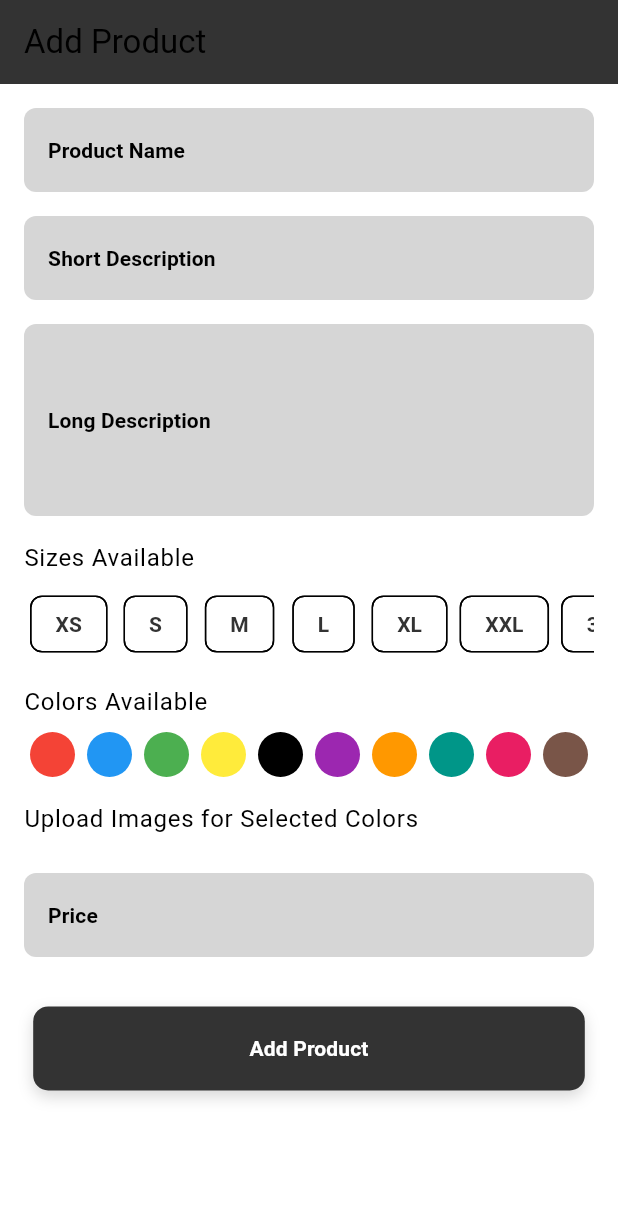
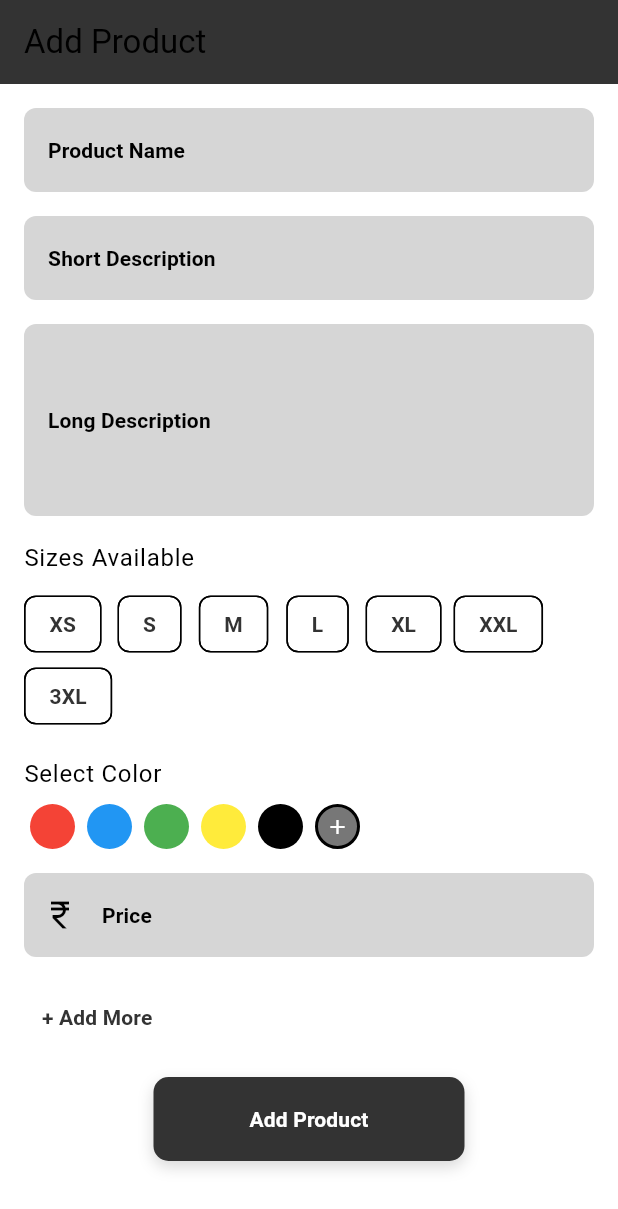
Before and after one commit to aman0-007/trendwave, a Flutter app: the screen it shows after launch, after a tap on "Add Product", on a phone screen of 412 x 824 dp. Shown: the top 1209 px of the screen. Run offline on Flutter 3.47's test engine with Material 3 defaults, Android fonts, the phone set to English and light mode, and no system bars; our stand-ins replace flutter_colorpicker, image_picker, sqflite; accounts and stored records are empty; Roboto replaces fonts that are missing (Poppins).

Commit message:
adproduct page

```diff
--- a/lib/admin/addProduct.dart
+++ b/lib/admin/addProduct.dart
@@ -15,25 +15,23 @@ class _AddProductPageState extends State<AddProductPage> {
   final _shortDescriptionController = TextEditingController();
   final _longDescriptionController = TextEditingController();
   final _priceController = TextEditingController();
+  final ImagePicker _picker = ImagePicker();
 
   final List<String> sizes = ["XS", "S", "M", "L", "XL", "XXL", "3XL"];
-  Set<String> selectedSizes = {};
+  Map<String, int> sizeQuantities = {};
 
   final List<Color> availableColors = [
     Colors.red, Colors.blue, Colors.green, Colors.yellow, Colors.black,
-    Colors.purple, Colors.orange, Colors.teal, Colors.pink, Colors.brown
   ];
-  Set<Color> selectedColors = {};
-  Map<Color, List<File>> colorImages = {}; // Multiple images per color
+  Color? selectedColor;
+  List<File> colorImages = [];
 
+  final List<Map<String, dynamic>> products = [];
   bool _isButtonPressed = false;
-  final ImagePicker _picker = ImagePicker();
 
   @override
   Widget build(BuildContext context) {
     final theme = Theme.of(context);
-    final screenWidth = MediaQuery.of(context).size.width;
-    final screenHeight = MediaQuery.of(context).size.height;
 
     return Scaffold(
       appBar: AppBar(
@@ -70,157 +68,76 @@ class _AddProductPageState extends State<AddProductPage> {
 
               Text('Sizes Available', style: theme.textTheme.bodyLarge),
               const SizedBox(height: 8),
-              SingleChildScrollView(
-                scrollDirection: Axis.horizontal,
-                child: Row(
-                  children: sizes.map((size) {
-                    return Padding(
-                      padding: const EdgeInsets.symmetric(horizontal: 4.0),
-                      child: ChoiceChip(
-                        label: Text(size),
-                        selected: selectedSizes.contains(size),
-                        onSelected: (isSelected) {
-                          setState(() {
-                            isSelected ? selectedSizes.add(size) : selectedSizes.remove(size);
-                          });
-                        },
-                        selectedColor: theme.colorScheme.primary.withOpacity(0.2),
-                        labelStyle: TextStyle(
-                          color: selectedSizes.contains(size)
-                              ? theme.colorScheme.primary
-                              : theme.textTheme.bodySmall?.color,
-                        ),
-                      ),
-                    );
-                  }).toList(),
-                ),
-              ),
+              _buildSizeSelection(theme),
               const SizedBox(height: 16),
 
-              Text('Colors Available', style: theme.textTheme.bodyLarge),
+              Text('Select Color', style: theme.textTheme.bodyLarge),
               const SizedBox(height: 8),
-              SingleChildScrollView(
-                scrollDirection: Axis.horizontal,
-                child: Row(
-                  children: [
-                    ...availableColors.map((color) {
-                      return GestureDetector(
-                        onTap: () {
-                          setState(() {
-                            if (selectedColors.contains(color)) {
-                              selectedColors.remove(color);
-                              colorImages.remove(color);
-                            } else {
-                              selectedColors.add(color);
-                              colorImages[color] = [];
-                            }
-                          });
-                        },
-                        child: Container(
-                          width: 30,
-                          height: 30,
-                          margin: const EdgeInsets.symmetric(horizontal: 4.0),
-                          decoration: BoxDecoration(
-                            color: color,
-                            shape: BoxShape.circle,
-                            border: Border.all(
-                              color: selectedColors.contains(color)
-                                  ? theme.colorScheme.primary
-                                  : Colors.transparent,
-                              width: 2,
-                            ),
-                          ),
-                        ),
-                      );
-                    }).toList(),
-                    GestureDetector(
-                      onTap: () => _pickColor(),
-                      child: Container(
-                        width: 30,
-                        height: 30,
-                        margin: const EdgeInsets.symmetric(horizontal: 4.0),
-                        decoration: BoxDecoration(
-                          color: theme.colorScheme.secondary,
-                          shape: BoxShape.circle,
-                          border: Border.all(
-                            color: Colors.black,
-                            width: 2,
-                          ),
-                        ),
-                        child: const Icon(Icons.add, color: Colors.white, size: 16),
-                      ),
-                    ),
-                  ],
-                ),
-              ),
+              _buildColorPicker(theme),
               const SizedBox(height: 16),
 
-              Text('Upload Images for Selected Colors', style: theme.textTheme.bodyLarge),
-              const SizedBox(height: 8),
+              if (selectedColor != null)
                 Column(
-                children: selectedColors.map((color) {
-                  return Column(
                   crossAxisAlignment: CrossAxisAlignment.start,
                   children: [
-                      Row(
-                        children: [
-                          Container(
-                            width: 30,
-                            height: 30,
-                            margin: const EdgeInsets.only(right: 8.0),
-                            decoration: BoxDecoration(
-                              color: color,
-                              shape: BoxShape.circle,
-                            ),
-                          ),
+                    Text('Upload Images for Selected Color', style: theme.textTheme.bodyLarge),
+                    const SizedBox(height: 8),
                     ElevatedButton(
-                            onPressed: () => _pickImageForColor(color),
-                            child: Text(
-                              'Upload Image',
-                            ),
-                          ),
-                        ],
+                      onPressed: _pickImages,
+                      child: const Text('Upload Images'),
                     ),
                     const SizedBox(height: 8),
                     Wrap(
                       spacing: 8.0,
                       runSpacing: 8.0,
-                        children: colorImages[color]?.map((imageFile) {
-                          return Image.file(
+                      children: colorImages
+                          .map((imageFile) => Stack(
+                        children: [
+                          Image.file(
                             imageFile,
                             width: 50,
                             height: 50,
-                          );
-                        }).toList() ?? [],
+                          ),
+                          Positioned(
+                            right: -10,
+                            top: -10,
+                            child: IconButton(
+                              icon: const Icon(Icons.cancel, color: Colors.red),
+                              onPressed: () => _removeImage(imageFile),
+                            ),
                           ),
                         ],
-                  );
-                }).toList(),
+                      ))
+                          .toList(),
                     ),
                     const SizedBox(height: 16),
+                  ],
+                ),
 
               _buildTextField(
                 label: 'Price',
                 controller: _priceController,
                 theme: theme,
                 keyboardType: TextInputType.number,
+                prefixIcon: const Icon(Icons.currency_rupee),
               ),
-              SizedBox(height: screenHeight * 0.04,),
+              const SizedBox(height: 16),
+
+              TextButton(
+                onPressed: _addMore,
+                child: const Text('+ Add More'),
+              ),
+              const SizedBox(height: 16),
 
               Center(
                 child: GestureDetector(
                   onTapDown: (_) => setState(() => _isButtonPressed = true),
                   onTapUp: (_) => setState(() => _isButtonPressed = false),
                   onTapCancel: () => setState(() => _isButtonPressed = false),
-                  onTap: () {
-                    // Handle product addition logic here
-                  },
+                  onTap: _addProduct,
                   child: AnimatedContainer(
                     duration: const Duration(milliseconds: 100),
-                    padding: EdgeInsets.symmetric(
-                      vertical: 18,
-                      horizontal: screenWidth * 0.35,
-                    ),
+                    padding: const EdgeInsets.symmetric(vertical: 18, horizontal: 64),
                     decoration: BoxDecoration(
                       color: theme.colorScheme.primary,
                       borderRadius: BorderRadius.circular(10),
@@ -248,8 +165,111 @@ class _AddProductPageState extends State<AddProductPage> {
     );
   }
 
-  void _pickColor() async {
-    Color selectedColor = Colors.blue;
+  Widget _buildSizeSelection(ThemeData theme) {
+    return Wrap(
+      spacing: 8,
+      children: sizes.map((size) {
+        return ChoiceChip(
+          label: Row(
+            mainAxisSize: MainAxisSize.min,
+            children: [
+              Text(size),
+              if (sizeQuantities.containsKey(size))
+                Row(
+                  mainAxisSize: MainAxisSize.min,
+                  children: [
+                    IconButton(
+                      icon: const Icon(Icons.remove, size: 16),
+                      onPressed: () {
+                        setState(() {
+                          if (sizeQuantities[size]! > 1) {
+                            sizeQuantities[size] = sizeQuantities[size]! - 1;
+                          }
+                        });
+                      },
+                    ),
+                    Text(sizeQuantities[size].toString(), style: theme.textTheme.bodySmall),
+                    IconButton(
+                      icon: const Icon(Icons.add, size: 16),
+                      onPressed: () {
+                        setState(() {
+                          sizeQuantities[size] = sizeQuantities[size]! + 1;
+                        });
+                      },
+                    ),
+                  ],
+                ),
+            ],
+          ),
+          selected: sizeQuantities.containsKey(size),
+          onSelected: (isSelected) {
+            setState(() {
+              if (isSelected) {
+                sizeQuantities[size] = 1;
+              } else {
+                sizeQuantities.remove(size);
+              }
+            });
+          },
+          selectedColor: theme.colorScheme.primary.withOpacity(0.2),
+          labelStyle: TextStyle(
+            color: sizeQuantities.containsKey(size)
+                ? theme.colorScheme.primary
+                : theme.textTheme.bodySmall?.color,
+          ),
+        );
+      }).toList(),
+    );
+  }
+
+  Widget _buildColorPicker(ThemeData theme) {
+    return Row(
+      children: [
+        ...availableColors.map((color) {
+          return GestureDetector(
+            onTap: () {
+              setState(() {
+                selectedColor = color;
+                colorImages.clear(); // Clear images when a new color is selected
+              });
+            },
+            child: Container(
+              width: 30,
+              height: 30,
+              margin: const EdgeInsets.symmetric(horizontal: 4.0),
+              decoration: BoxDecoration(
+                color: color,
+                shape: BoxShape.circle,
+                border: Border.all(
+                  color: selectedColor == color
+                      ? theme.colorScheme.primary
+                      : Colors.transparent,
+                  width: 2,
+                ),
+              ),
+            ),
+          );
+        }).take(5), // Display only 5 colors
+        GestureDetector(
+          onTap: _openColorPickerDialog,
+          child: Container(
+            width: 30,
+            height: 30,
+            margin: const EdgeInsets.symmetric(horizontal: 4.0),
+            decoration: BoxDecoration(
+              color: theme.colorScheme.secondary,
+              shape: BoxShape.circle,
+              border: Border.all(color: Colors.black, width: 2),
+            ),
+            child: const Icon(Icons.add, color: Colors.white, size: 16),
+          ),
+        ),
+      ],
+    );
+  }
+
+  void _openColorPickerDialog() async {
+    Color selected = Colors.blue;
     await showDialog(
       context: context,
       builder: (BuildContext context) {
@@ -257,8 +277,8 @@ class _AddProductPageState extends State<AddProductPage> {
           title: const Text('Pick a Color'),
           content: SingleChildScrollView(
             child: ColorPicker(
-              pickerColor: selectedColor,
-              onColorChanged: (color) => selectedColor = color,
+              pickerColor: selected,
+              onColorChanged: (color) => selected = color,
               enableAlpha: false,
               showLabel: false,
             ),
@@ -266,17 +286,14 @@ class _AddProductPageState extends State<AddProductPage> {
           actions: <Widget>[
             TextButton(
               child: const Text('Cancel'),
-              onPressed: () {
-                Navigator.of(context).pop();
-              },
+              onPressed: () => Navigator.of(context).pop(),
             ),
             TextButton(
               child: const Text('Select'),
               onPressed: () {
                 setState(() {
-                  availableColors.add(selectedColor);
-                  selectedColors.add(selectedColor);
-                  colorImages[selectedColor] = [];
+                  availableColors.add(selected);
+                  selectedColor = selected;
                 });
                 Navigator.of(context).pop();
               },
@@ -287,13 +304,38 @@ class _AddProductPageState extends State<AddProductPage> {
     );
   }
 
-  Future<void> _pickImageForColor(Color color) async {
+  Future<void> _pickImages() async {
     final pickedFile = await _picker.pickImage(source: ImageSource.gallery);
     if (pickedFile != null) {
       setState(() {
-        colorImages[color] = (colorImages[color] ?? [])..add(File(pickedFile.path));
+        colorImages.add(File(pickedFile.path));
       });
     }
+  }
+
+  void _removeImage(File imageFile) {
+    setState(() {
+      colorImages.remove(imageFile);
+    });
+  }
+
+  void _addMore() {
+    final newProduct = {
+      'name': _nameController.text,
+      'shortDesc': _shortDescriptionController.text,
+      'longDesc': _longDescriptionController.text,
+      'sizes': Map<String, int>.from(sizeQuantities),
+      'color': selectedColor,
+      'images': List<File>.from(colorImages),
+      'price': double.tryParse(_priceController.text)?.toStringAsFixed(2),
+    };
+    products.add(newProduct);
+    setState(() {});
+  }
+
+  void _addProduct() {
+    _addMore();
+    // Handle final submission of all products here
   }
 
   Widget _buildTextField({
@@ -302,6 +344,7 @@ class _AddProductPageState extends State<AddProductPage> {
     required ThemeData theme,
     TextInputType keyboardType = TextInputType.text,
     int maxLines = 1,
+    Widget? prefixIcon,
   }) {
     return TextField(
       controller: controller,
@@ -316,6 +359,7 @@ class _AddProductPageState extends State<AddProductPage> {
           borderRadius: BorderRadius.circular(8),
           borderSide: BorderSide.none,
         ),
+        prefixIcon: prefixIcon,
       ),
     );
   }
```
Also changed, not shown: pubspec.lock. Lines whose indentation alone changed are shown as unchanged.
